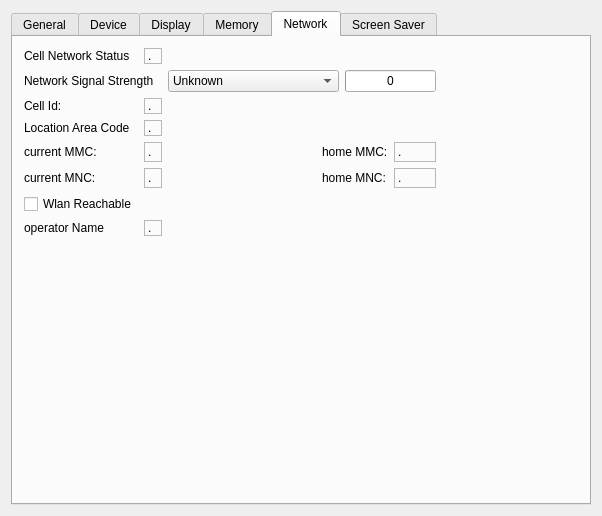
First picture: the form in examples/sysinfo/dialog.ui, repository qtproject/qt-mobility, before the edit.
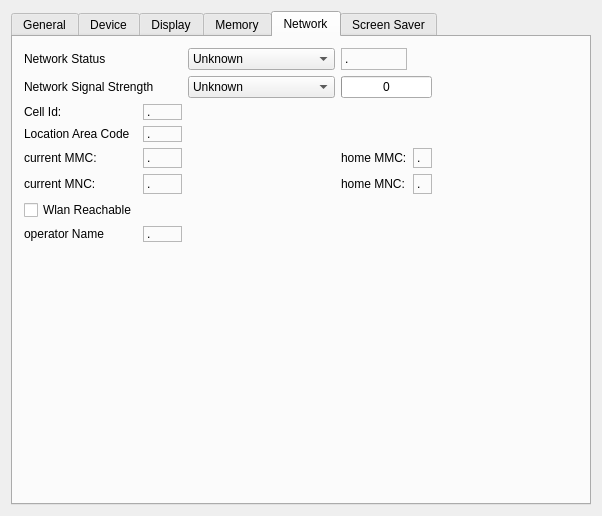
Second picture: the form after the edit.

Patch:
```diff
--- a/examples/sysinfo/dialog.ui
+++ b/examples/sysinfo/dialog.ui
@@ -535,21 +535,68 @@
        <string>Network</string>
       </attribute>
       <layout class="QGridLayout" name="gridLayout_3">
-       <item row="0" column="0" colspan="3">
+       <item row="0" column="0" colspan="2">
         <widget class="QLabel" name="label_5">
          <property name="text">
-          <string>Cell Network Status</string>
+          <string>Network Status</string>
          </property>
         </widget>
        </item>
-       <item row="1" column="0" colspan="4">
+       <item row="0" column="3">
+        <widget class="QComboBox" name="netStatusComboBox">
+         <item>
+          <property name="text">
+           <string>Unknown</string>
+          </property>
+         </item>
+         <item>
+          <property name="text">
+           <string>Gsm</string>
+          </property>
+         </item>
+         <item>
+          <property name="text">
+           <string>Cdma</string>
+          </property>
+         </item>
+         <item>
+          <property name="text">
+           <string>Wcdma</string>
+          </property>
+         </item>
+         <item>
+          <property name="text">
+           <string>Wlan</string>
+          </property>
+         </item>
+         <item>
+          <property name="text">
+           <string>Ethernet</string>
+          </property>
+         </item>
+        </widget>
+       </item>
+       <item row="0" column="4">
+        <widget class="QLabel" name="cellNetworkStatusLabel">
+         <property name="frameShape">
+          <enum>QFrame::StyledPanel</enum>
+         </property>
+         <property name="frameShadow">
+          <enum>QFrame::Sunken</enum>
+         </property>
+         <property name="text">
+          <string>.</string>
+         </property>
+        </widget>
+       </item>
+       <item row="1" column="0" colspan="3">
         <widget class="QLabel" name="label_6">
          <property name="text">
           <string>Network Signal Strength</string>
          </property>
         </widget>
        </item>
-       <item row="1" column="5" colspan="3">
+       <item row="1" column="3">
         <widget class="QComboBox" name="netStrengthComboBox">
          <item>
           <property name="text">
@@ -583,7 +630,7 @@
          </item>
         </widget>
        </item>
-       <item row="1" column="8" colspan="2">
+       <item row="1" column="4" colspan="2">
         <widget class="QProgressBar" name="signalLevelProgressBar">
          <property name="value">
           <number>0</number>
@@ -600,13 +647,39 @@
          </property>
         </widget>
        </item>
-       <item row="3" column="0" colspan="3">
+       <item row="2" column="2">
+        <widget class="QLabel" name="cellIdLabel">
+         <property name="frameShape">
+          <enum>QFrame::StyledPanel</enum>
+         </property>
+         <property name="frameShadow">
+          <enum>QFrame::Sunken</enum>
+         </property>
+         <property name="text">
+          <string>.</string>
+         </property>
+        </widget>
+       </item>
+       <item row="3" column="0" colspan="2">
         <widget class="QLabel" name="label_8">
          <property name="text">
           <string>Location Area Code</string>
          </property>
         </widget>
        </item>
+       <item row="3" column="2">
+        <widget class="QLabel" name="locationAreaCodeLabel">
+         <property name="frameShape">
+          <enum>QFrame::StyledPanel</enum>
+         </property>
+         <property name="frameShadow">
+          <enum>QFrame::Sunken</enum>
+         </property>
+         <property name="text">
+          <string>.</string>
+         </property>
+        </widget>
+       </item>
        <item row="4" column="0" colspan="2">
         <widget class="QLabel" name="label_9">
          <property name="text">
@@ -614,27 +687,40 @@
          </property>
         </widget>
        </item>
-       <item row="4" column="5" colspan="2">
+       <item row="4" column="2">
+        <widget class="QLabel" name="currentMMCLabel">
+         <property name="frameShape">
+          <enum>QFrame::StyledPanel</enum>
+         </property>
+         <property name="frameShadow">
+          <enum>QFrame::Sunken</enum>
+         </property>
+         <property name="text">
+          <string>.</string>
+         </property>
+        </widget>
+       </item>
+       <item row="4" column="3">
         <spacer name="horizontalSpacer_4">
          <property name="orientation">
           <enum>Qt::Horizontal</enum>
          </property>
          <property name="sizeHint" stdset="0">
           <size>
-           <width>125</width>
+           <width>131</width>
            <height>20</height>
           </size>
          </property>
         </spacer>
        </item>
-       <item row="4" column="7" colspan="2">
+       <item row="4" column="4">
         <widget class="QLabel" name="label_11">
          <property name="text">
           <string>home MMC:</string>
          </property>
         </widget>
        </item>
-       <item row="4" column="9">
+       <item row="4" column="5">
         <widget class="QLabel" name="homeMMCLabel">
          <property name="frameShape">
           <enum>QFrame::StyledPanel</enum>
@@ -647,14 +733,14 @@
          </property>
         </widget>
        </item>
-       <item row="4" column="10">
+       <item row="4" column="6">
         <spacer name="horizontalSpacer_5">
          <property name="orientation">
           <enum>Qt::Horizontal</enum>
          </property>
          <property name="sizeHint" stdset="0">
           <size>
-           <width>118</width>
+           <width>131</width>
            <height>20</height>
           </size>
          </property>
@@ -667,27 +753,40 @@
          </property>
         </widget>
        </item>
-       <item row="5" column="6">
+       <item row="5" column="2">
+        <widget class="QLabel" name="currentMNCLabel">
+         <property name="frameShape">
+          <enum>QFrame::StyledPanel</enum>
+         </property>
+         <property name="frameShadow">
+          <enum>QFrame::Sunken</enum>
+         </property>
+         <property name="text">
+          <string>.</string>
+         </property>
+        </widget>
+       </item>
+       <item row="5" column="3">
         <spacer name="horizontalSpacer_6">
          <property name="orientation">
           <enum>Qt::Horizontal</enum>
          </property>
          <property name="sizeHint" stdset="0">
           <size>
-           <width>119</width>
+           <width>131</width>
            <height>20</height>
           </size>
          </property>
         </spacer>
        </item>
-       <item row="5" column="7" colspan="2">
+       <item row="5" column="4">
         <widget class="QLabel" name="label_12">
          <property name="text">
           <string>home MNC:</string>
          </property>
         </widget>
        </item>
-       <item row="5" column="9">
+       <item row="5" column="5">
         <widget class="QLabel" name="homeMNCLabel">
          <property name="frameShape">
           <enum>QFrame::StyledPanel</enum>
@@ -700,7 +799,20 @@
          </property>
         </widget>
        </item>
-       <item row="6" column="0" colspan="4">
+       <item row="5" column="6">
+        <spacer name="horizontalSpacer_7">
+         <property name="orientation">
+          <enum>Qt::Horizontal</enum>
+         </property>
+         <property name="sizeHint" stdset="0">
+          <size>
+           <width>74</width>
+           <height>20</height>
+          </size>
+         </property>
+        </spacer>
+       </item>
+       <item row="6" column="0" colspan="2">
         <widget class="QCheckBox" name="wlanCheckBox">
          <property name="text">
           <string>Wlan Reachable</string>
@@ -714,6 +826,19 @@
          </property>
         </widget>
        </item>
+       <item row="7" column="2">
+        <widget class="QLabel" name="operatorNameLabel">
+         <property name="frameShape">
+          <enum>QFrame::StyledPanel</enum>
+         </property>
+         <property name="frameShadow">
+          <enum>QFrame::Sunken</enum>
+         </property>
+         <property name="text">
+          <string>.</string>
+         </property>
+        </widget>
+       </item>
        <item row="8" column="1">
         <spacer name="verticalSpacer_2">
          <property name="orientation">
@@ -722,102 +847,11 @@
          <property name="sizeHint" stdset="0">
           <size>
            <width>20</width>
-           <height>217</height>
+           <height>213</height>
           </size>
          </property>
         </spacer>
        </item>
-       <item row="5" column="10">
-        <spacer name="horizontalSpacer_7">
-         <property name="orientation">
-          <enum>Qt::Horizontal</enum>
-         </property>
-         <property name="sizeHint" stdset="0">
-          <size>
-           <width>74</width>
-           <height>20</height>
-          </size>
-         </property>
-        </spacer>
-       </item>
-       <item row="3" column="3">
-        <widget class="QLabel" name="locationAreaCodeLabel">
-         <property name="frameShape">
-          <enum>QFrame::StyledPanel</enum>
-         </property>
-         <property name="frameShadow">
-          <enum>QFrame::Sunken</enum>
-         </property>
-         <property name="text">
-          <string>.</string>
-         </property>
-        </widget>
-       </item>
-       <item row="2" column="3">
-        <widget class="QLabel" name="cellIdLabel">
-         <property name="frameShape">
-          <enum>QFrame::StyledPanel</enum>
-         </property>
-         <property name="frameShadow">
-          <enum>QFrame::Sunken</enum>
-         </property>
-         <property name="text">
-          <string>.</string>
-         </property>
-        </widget>
-       </item>
-       <item row="7" column="3">
-        <widget class="QLabel" name="operatorNameLabel">
-         <property name="frameShape">
-          <enum>QFrame::StyledPanel</enum>
-         </property>
-         <property name="frameShadow">
-          <enum>QFrame::Sunken</enum>
-         </property>
-         <property name="text">
-          <string>.</string>
-         </property>
-        </widget>
-       </item>
-       <item row="4" column="3">
-        <widget class="QLabel" name="currentMMCLabel">
-         <property name="frameShape">
-          <enum>QFrame::StyledPanel</enum>
-         </property>
-         <property name="frameShadow">
-          <enum>QFrame::Sunken</enum>
-         </property>
-         <property name="text">
-          <string>.</string>
-         </property>
-        </widget>
-       </item>
-       <item row="5" column="3">
-        <widget class="QLabel" name="currentMNCLabel">
-         <property name="frameShape">
-          <enum>QFrame::StyledPanel</enum>
-         </property>
-         <property name="frameShadow">
-          <enum>QFrame::Sunken</enum>
-         </property>
-         <property name="text">
-          <string>.</string>
-         </property>
-        </widget>
-       </item>
-       <item row="0" column="3">
-        <widget class="QLabel" name="cellNetworkStatusLabel">
-         <property name="frameShape">
-          <enum>QFrame::StyledPanel</enum>
-         </property>
-         <property name="frameShadow">
-          <enum>QFrame::Sunken</enum>
-         </property>
-         <property name="text">
-          <string>.</string>
-         </property>
-        </widget>
-       </item>
       </layout>
      </widget>
      <widget class="QWidget" name="screenTab">
```
